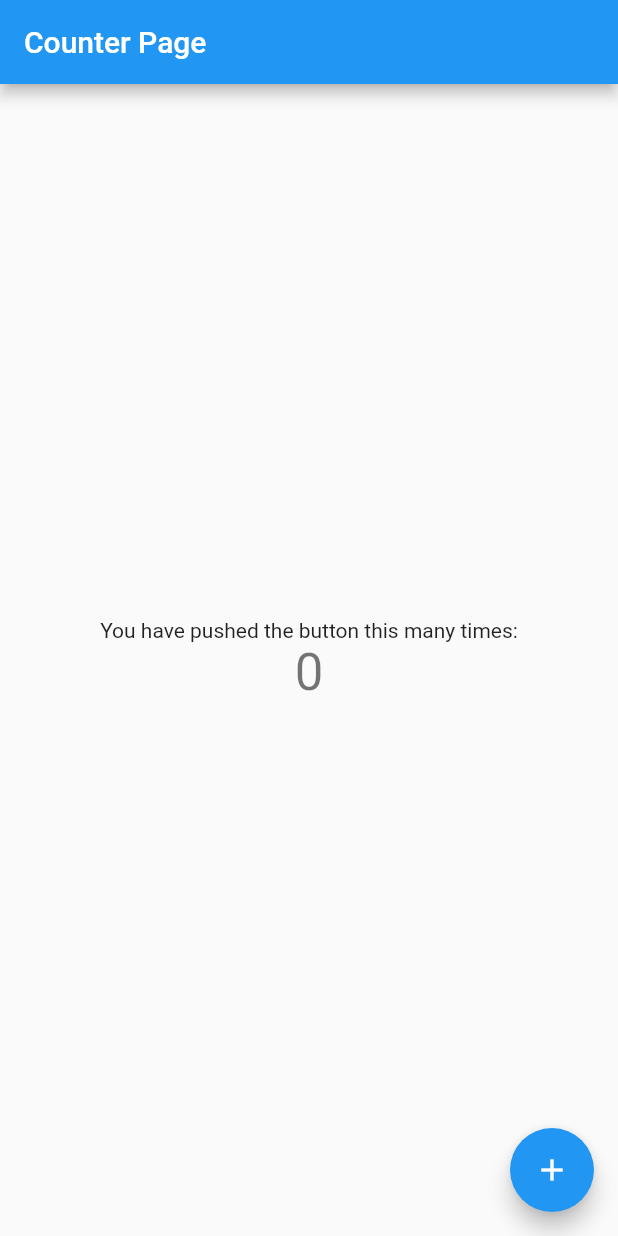
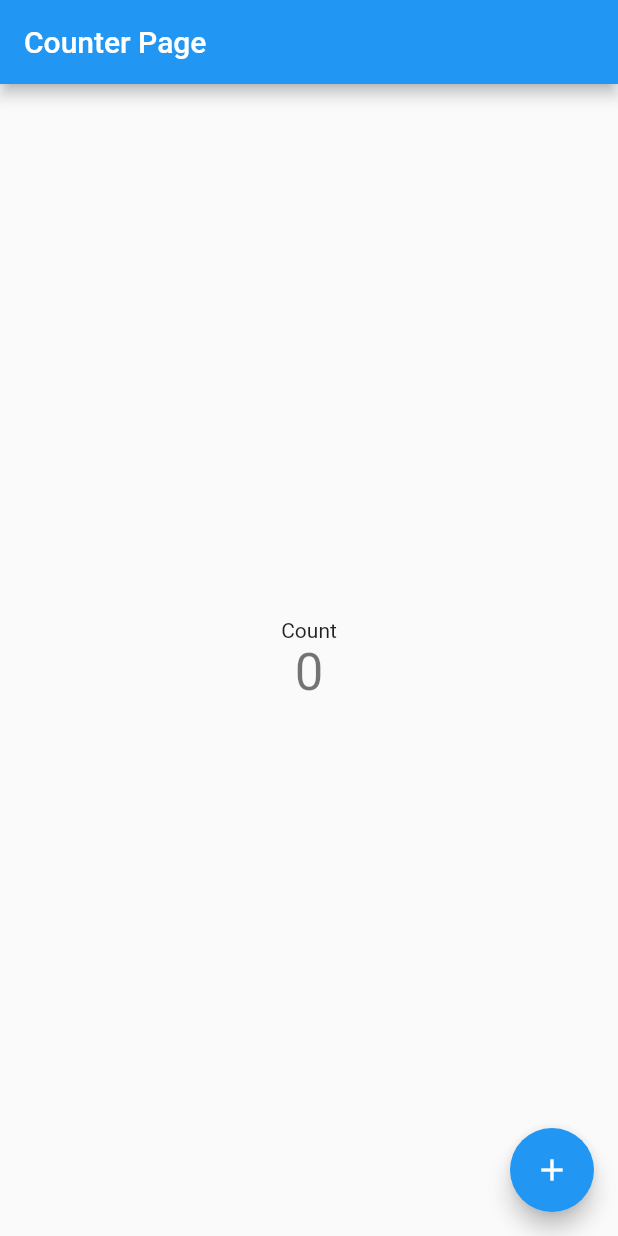
Before and after one commit to KosukeSaigusa/tech-lunch-flutter-tutorial, a Flutter app: the screen it shows after launch, on a phone screen of 412 x 824 dp. Run offline on Flutter 3.47's test engine with Material 2 defaults, Android fonts, the phone set to English and light mode, and no system bars.

Commit message:
chore: refactor for presentation

```diff
--- a/lib/main.dart
+++ b/lib/main.dart
@@ -40,16 +40,12 @@
   @override
   Widget build(BuildContext context) {
     return Scaffold(
-      appBar: AppBar(
-        title: Text(widget.title),
-      ),
+      appBar: AppBar(title: Text(widget.title)),
       body: Center(
         child: Column(
           mainAxisAlignment: MainAxisAlignment.center,
           children: <Widget>[
-            const Text(
-              'You have pushed the button this many times:',
-            ),
+            const Text('Count'),
             Text(
               '$_counter',
               style: Theme.of(context).textTheme.headline4,
```
